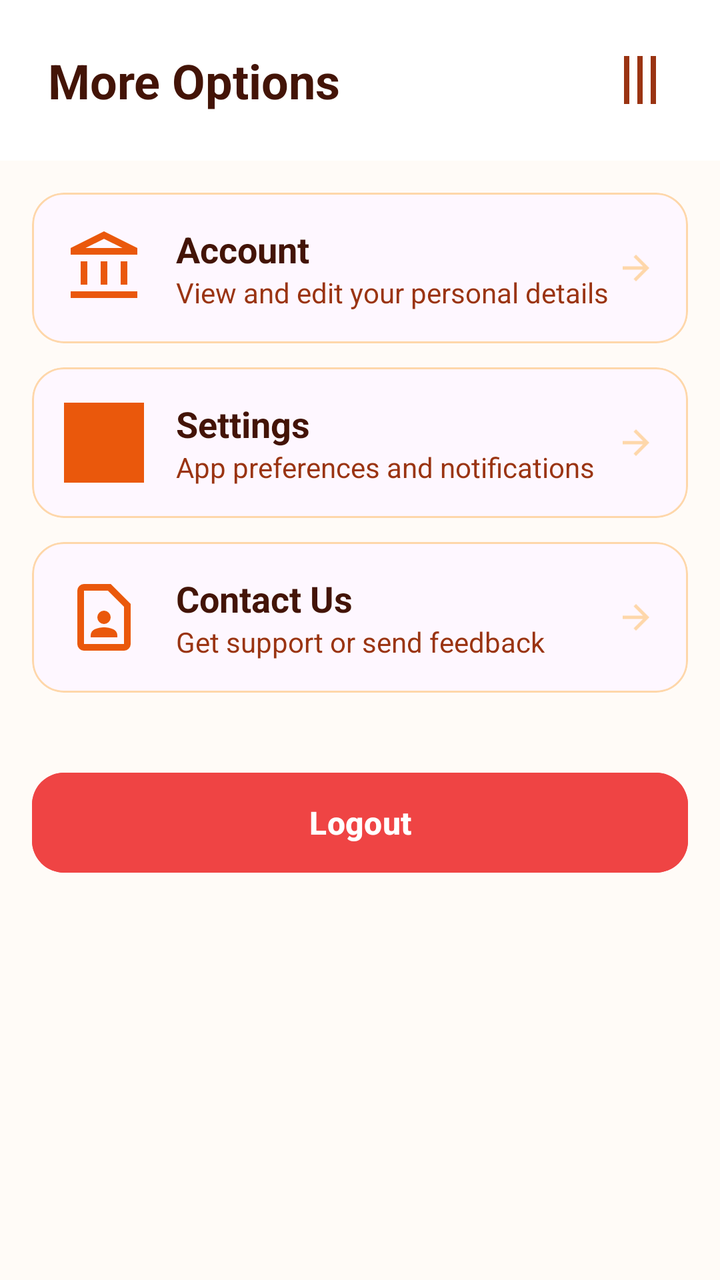
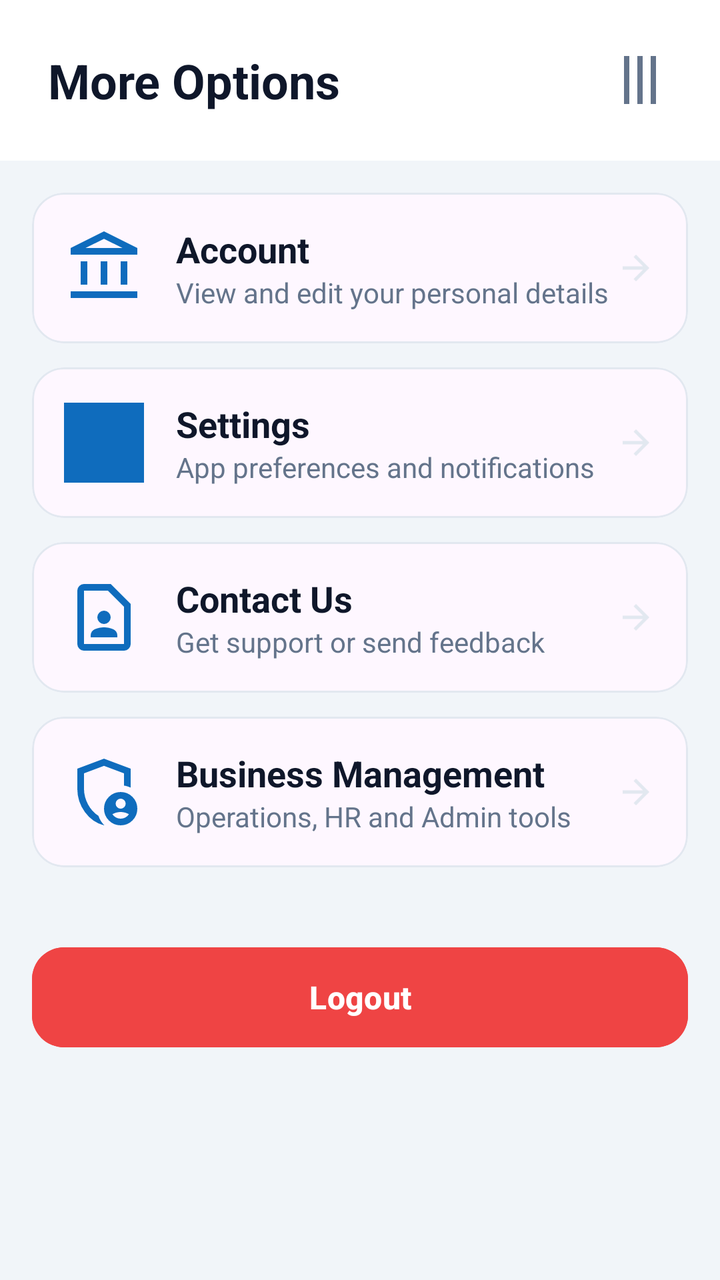

An Android layout rendered at two revisions. The XML below is the earlier revision; the diff shows what the commit changed to produce the second picture.
<!-- AndroidManifest.xml: application theme Theme.Osebo -->
<!-- res/layout/activity_more.xml -->
<?xml version="1.0" encoding="utf-8"?>
<LinearLayout xmlns:android="http://schemas.android.com/apk/res/android"
    android:layout_width="match_parent"
    android:layout_height="match_parent"
    xmlns:app="http://schemas.android.com/apk/res-auto"
    android:background="@color/bg_page"
    android:orientation="vertical">

    
    <LinearLayout
        android:layout_width="match_parent"
        android:layout_height="wrap_content"
        android:background="@color/surface"
        android:padding="24dp"
        android:orientation="horizontal"
        android:gravity="center_vertical">

        <TextView
            android:layout_width="0dp"
            android:layout_height="wrap_content"
            android:layout_weight="1"
            android:text="More Options"
            android:textSize="24sp"
            android:textStyle="bold"
            android:textColor="@color/text_primary" />

        <ImageView
            android:id="@+id/btnClose"
            android:layout_width="32dp"
            android:layout_height="32dp"
            android:src="@drawable/ic_menu"
            android:rotation="90"
            app:tint="@color/text_muted"/>
    </LinearLayout>

    <androidx.core.widget.NestedScrollView
        android:layout_width="match_parent"
        android:layout_height="match_parent">

        <LinearLayout
            android:layout_width="match_parent"
            android:layout_height="wrap_content"
            android:orientation="vertical"
            android:padding="16dp">

            
            <com.google.android.material.card.MaterialCardView
                android:id="@+id/cardAccount"
                android:layout_width="match_parent"
                android:layout_height="wrap_content"
                android:layout_marginBottom="12dp"
                app:cardCornerRadius="16dp"
                app:cardElevation="0dp"
                app:strokeColor="@color/border"
                app:strokeWidth="1dp">

                <LinearLayout
                    android:layout_width="match_parent"
                    android:layout_height="wrap_content"
                    android:padding="16dp"
                    android:gravity="center_vertical"
                    android:orientation="horizontal">

                    <ImageView
                        android:layout_width="40dp"
                        android:layout_height="40dp"
                        android:src="@drawable/ic_account"
                        app:tint="@color/primary"/>

                    <LinearLayout
                        android:layout_width="0dp"
                        android:layout_height="wrap_content"
                        android:layout_weight="1"
                        android:layout_marginStart="16dp"
                        android:orientation="vertical">

                        <TextView
                            android:layout_width="wrap_content"
                            android:layout_height="wrap_content"
                            android:text="Account"
                            android:textStyle="bold"
                            android:textSize="18sp"
                            android:textColor="@color/text_primary"/>

                        <TextView
                            android:layout_width="wrap_content"
                            android:layout_height="wrap_content"
                            android:text="View and edit your personal details"
                            android:textColor="@color/text_muted"
                            android:textSize="14sp"/>
                    </LinearLayout>

                    <ImageView
                        android:layout_width="20dp"
                        android:layout_height="20dp"
                        android:src="@drawable/ic_arrow_right"
                        app:tint="@color/border"/>

                </LinearLayout>
            </com.google.android.material.card.MaterialCardView>

            
            <com.google.android.material.card.MaterialCardView
                android:id="@+id/cardSettings"
                android:layout_width="match_parent"
                android:layout_height="wrap_content"
                android:layout_marginBottom="12dp"
                app:cardCornerRadius="16dp"
                app:cardElevation="0dp"
                app:strokeColor="@color/border"
                app:strokeWidth="1dp">

                <LinearLayout
                    android:layout_width="match_parent"
                    android:layout_height="wrap_content"
                    android:padding="16dp"
                    android:gravity="center_vertical"
                    android:orientation="horizontal">

                    <ImageView
                        android:layout_width="40dp"
                        android:layout_height="40dp"
                        android:src="@drawable/ic_more"
                        app:tint="@color/primary"/>

                    <LinearLayout
                        android:layout_width="0dp"
                        android:layout_height="wrap_content"
                        android:layout_weight="1"
                        android:layout_marginStart="16dp"
                        android:orientation="vertical">

                        <TextView
                            android:layout_width="wrap_content"
                            android:layout_height="wrap_content"
                            android:text="Settings"
                            android:textStyle="bold"
                            android:textSize="18sp"
                            android:textColor="@color/text_primary"/>

                        <TextView
                            android:layout_width="wrap_content"
                            android:layout_height="wrap_content"
                            android:text="App preferences and notifications"
                            android:textColor="@color/text_muted"
                            android:textSize="14sp"/>
                    </LinearLayout>

                    <ImageView
                        android:layout_width="20dp"
                        android:layout_height="20dp"
                        android:src="@drawable/ic_arrow_right"
                        app:tint="@color/border"/>

                </LinearLayout>
            </com.google.android.material.card.MaterialCardView>

            
            <com.google.android.material.card.MaterialCardView
                android:id="@+id/cardContact"
                android:layout_width="match_parent"
                android:layout_height="wrap_content"
                android:layout_marginBottom="12dp"
                app:cardCornerRadius="16dp"
                app:cardElevation="0dp"
                app:strokeColor="@color/border"
                app:strokeWidth="1dp">

                <LinearLayout
                    android:layout_width="match_parent"
                    android:layout_height="wrap_content"
                    android:padding="16dp"
                    android:gravity="center_vertical"
                    android:orientation="horizontal">

                    <ImageView
                        android:layout_width="40dp"
                        android:layout_height="40dp"
                        android:src="@drawable/ic_contact"
                        app:tint="@color/primary"/>

                    <LinearLayout
                        android:layout_width="0dp"
                        android:layout_height="wrap_content"
                        android:layout_weight="1"
                        android:layout_marginStart="16dp"
                        android:orientation="vertical">

                        <TextView
                            android:layout_width="wrap_content"
                            android:layout_height="wrap_content"
                            android:text="Contact Us"
                            android:textStyle="bold"
                            android:textSize="18sp"
                            android:textColor="@color/text_primary"/>

                        <TextView
                            android:layout_width="wrap_content"
                            android:layout_height="wrap_content"
                            android:text="Get support or send feedback"
                            android:textColor="@color/text_muted"
                            android:textSize="14sp"/>
                    </LinearLayout>

                    <ImageView
                        android:layout_width="20dp"
                        android:layout_height="20dp"
                        android:src="@drawable/ic_arrow_right"
                        app:tint="@color/border"/>

                </LinearLayout>
            </com.google.android.material.card.MaterialCardView>

            
            <com.google.android.material.button.MaterialButton
                android:id="@+id/btn_Logout"
                android:layout_width="match_parent"
                android:layout_height="58dp"
                android:text="Logout"
                android:textAllCaps="false"
                android:textSize="16sp"
                android:textStyle="bold"
                app:cornerRadius="16dp"
                android:backgroundTint="@color/danger"
                android:textColor="#FFFFFF"
                android:layout_marginTop="24dp"/>

        </LinearLayout>
    </androidx.core.widget.NestedScrollView>

</LinearLayout>
<!-- resources referenced by this layout -->
<resources>
  <color name="bg_page">#FFFBF7</color>
  <color name="border">#FED7AA</color>
  <color name="danger">#EF4444</color>
  <color name="primary">#EA580C</color>
  <color name="surface">#FFFFFF</color>
  <color name="text_muted">#9A3412</color>
  <color name="text_primary">#431407</color>
  <!-- drawable ic_account (drawable) -->
  <vector xmlns:android="http://schemas.android.com/apk/res/android"
      android:width="24dp"
      android:height="24dp"
      android:viewportWidth="960"
      android:viewportHeight="960">
    <path
        android:pathData="M200,680v-280h80v280h-80ZM440,680v-280h80v280h-80ZM80,840v-80h800v80L80,840ZM680,680v-280h80v280h-80ZM80,320v-80l400,-200 400,200v80L80,320ZM258,240h444,-444ZM258,240h444L480,130 258,240Z"
        android:fillColor="#1f1f1f"/>
  </vector>
  <!-- drawable ic_arrow_right (drawable) -->
  <vector xmlns:android="http://schemas.android.com/apk/res/android" android:autoMirrored="true" android:height="24dp" android:tint="#000000" android:viewportHeight="960" android:viewportWidth="960" android:width="24dp">
        
      <path android:fillColor="@android:color/white" android:pathData="M647,520L160,520L160,440L647,440L423,216L480,160L800,480L480,800L423,744L647,520Z"/>
      
  </vector>
  <!-- drawable ic_contact (drawable) -->
  <vector xmlns:android="http://schemas.android.com/apk/res/android"
      android:width="24dp"
      android:height="24dp"
      android:viewportWidth="960"
      android:viewportHeight="960">
    <path
        android:pathData="M480,560q33,0 56.5,-23.5T560,480q0,-33 -23.5,-56.5T480,400q-33,0 -56.5,23.5T400,480q0,33 23.5,56.5T480,560ZM320,720h320v-23q0,-24 -13,-44t-36,-30q-26,-11 -53.5,-17t-57.5,-6q-30,0 -57.5,6T369,623q-23,10 -36,30t-13,44v23ZM720,880L240,880q-33,0 -56.5,-23.5T160,800v-640q0,-33 23.5,-56.5T240,80h320l240,240v480q0,33 -23.5,56.5T720,880ZM720,800v-446L526,160L240,160v640h480ZM240,800v-640,640Z"
        android:fillColor="#1f1f1f"/>
  </vector>
  <!-- drawable ic_menu (drawable) -->
  <vector xmlns:android="http://schemas.android.com/apk/res/android"
      android:width="24dp"
      android:height="24dp"
      android:viewportWidth="960"
      android:viewportHeight="960">
    <path
        android:pathData="M120,720v-80h720v80L120,720ZM120,520v-80h720v80L120,520ZM120,320v-80h720v80L120,320Z"
        android:fillColor="#1f1f1f"/>
  </vector>
  <style name="Theme.Osebo" parent="Base.Theme.Osebo" />
  <style name="Base.Theme.Osebo" parent="Theme.Material3.DayNight.NoActionBar">
          
      </style>
  <!-- unchanged entries left out for length: 1 -->
</resources>

<!-- the commit's change to res/layout/activity_more.xml (unified diff, before → after) -->
@@ -198,6 +198,62 @@
                             android:layout_width="wrap_content"
                             android:layout_height="wrap_content"
                             android:text="Get support or send feedback"
+                            android:textColor="@color/text_muted"
+                            android:textSize="14sp"/>
+                    </LinearLayout>
+
+                    <ImageView
+                        android:layout_width="20dp"
+                        android:layout_height="20dp"
+                        android:src="@drawable/ic_arrow_right"
+                        app:tint="@color/border"/>
+
+                </LinearLayout>
+            </com.google.android.material.card.MaterialCardView>
+
+            
+            <com.google.android.material.card.MaterialCardView
+                android:id="@+id/cardBusiness"
+                android:layout_width="match_parent"
+                android:layout_height="wrap_content"
+                android:layout_marginBottom="12dp"
+                app:cardCornerRadius="16dp"
+                app:cardElevation="0dp"
+                app:strokeColor="@color/border"
+                app:strokeWidth="1dp">
+
+                <LinearLayout
+                    android:layout_width="match_parent"
+                    android:layout_height="wrap_content"
+                    android:padding="16dp"
+                    android:gravity="center_vertical"
+                    android:orientation="horizontal">
+
+                    <ImageView
+                        android:layout_width="40dp"
+                        android:layout_height="40dp"
+                        android:src="@drawable/ic_admin"
+                        app:tint="@color/primary"/>
+
+                    <LinearLayout
+                        android:layout_width="0dp"
+                        android:layout_height="wrap_content"
+                        android:layout_weight="1"
+                        android:layout_marginStart="16dp"
+                        android:orientation="vertical">
+
+                        <TextView
+                            android:layout_width="wrap_content"
+                            android:layout_height="wrap_content"
+                            android:text="Business Management"
+                            android:textStyle="bold"
+                            android:textSize="18sp"
+                            android:textColor="@color/text_primary"/>
+
+                        <TextView
+                            android:layout_width="wrap_content"
+                            android:layout_height="wrap_content"
+                            android:text="Operations, HR and Admin tools"
                             android:textColor="@color/text_muted"
                             android:textSize="14sp"/>
                     </LinearLayout>
<!-- resource entries referenced after the edit -->
@@ -1,12 +1,12 @@
 <!-- resources referenced by this layout -->
 <resources>
-  <color name="bg_page">#FFFBF7</color>
-  <color name="border">#FED7AA</color>
+  <color name="bg_page">#F1F5F9</color>
+  <color name="border">#E2E8F0</color>
   <color name="danger">#EF4444</color>
-  <color name="primary">#EA580C</color>
+  <color name="primary">#0F6CBD</color>
   <color name="surface">#FFFFFF</color>
-  <color name="text_muted">#9A3412</color>
-  <color name="text_primary">#431407</color>
+  <color name="text_muted">#64748B</color>
+  <color name="text_primary">#0F172A</color>
   <!-- drawable ic_account (drawable) -->
   <vector xmlns:android="http://schemas.android.com/apk/res/android"
       android:width="24dp"
@@ -15,6 +15,16 @@
       android:viewportHeight="960">
     <path
         android:pathData="M200,680v-280h80v280h-80ZM440,680v-280h80v280h-80ZM80,840v-80h800v80L80,840ZM680,680v-280h80v280h-80ZM80,320v-80l400,-200 400,200v80L80,320ZM258,240h444,-444ZM258,240h444L480,130 258,240Z"
+        android:fillColor="#1f1f1f"/>
+  </vector>
+  <!-- drawable ic_admin (drawable) -->
+  <vector xmlns:android="http://schemas.android.com/apk/res/android"
+      android:width="24dp"
+      android:height="24dp"
+      android:viewportWidth="960"
+      android:viewportHeight="960">
+    <path
+        android:pathData="M722.5,662.5Q740,645 740,620t-17.5,-42.5Q705,560 680,560t-42.5,17.5Q620,595 620,620t17.5,42.5Q655,680 680,680t42.5,-17.5ZM680,800q31,0 57,-14.5t42,-38.5q-22,-13 -47,-20t-52,-7q-27,0 -52,7t-47,20q16,24 42,38.5t57,14.5ZM480,880q-139,-35 -229.5,-159.5T160,444v-244l320,-120 320,120v227q-19,-8 -39,-14.5t-41,-9.5v-147l-240,-90 -240,90v188q0,47 12.5,94t35,89.5Q310,670 342,706t71,60q11,32 29,61t41,52q-1,0 -1.5,0.5t-1.5,0.5ZM680,880q-83,0 -141.5,-58.5T480,680q0,-83 58.5,-141.5T680,480q83,0 141.5,58.5T880,680q0,83 -58.5,141.5T680,880ZM480,466Z"
         android:fillColor="#1f1f1f"/>
   </vector>
   <!-- drawable ic_arrow_right (drawable) -->
